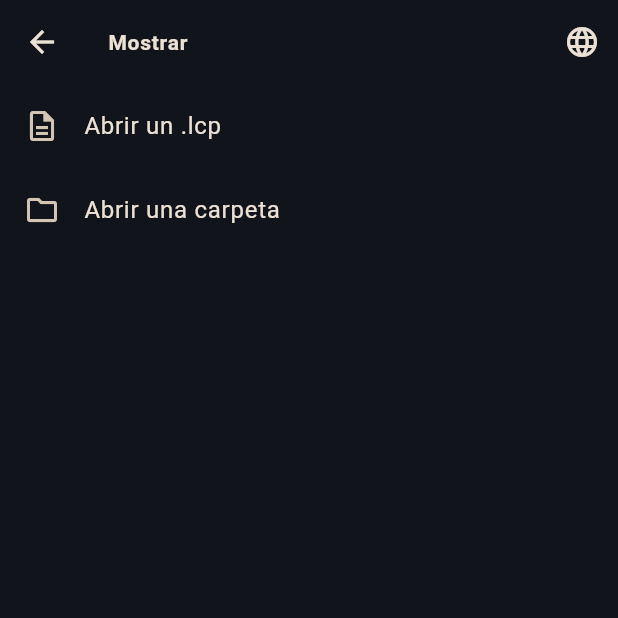
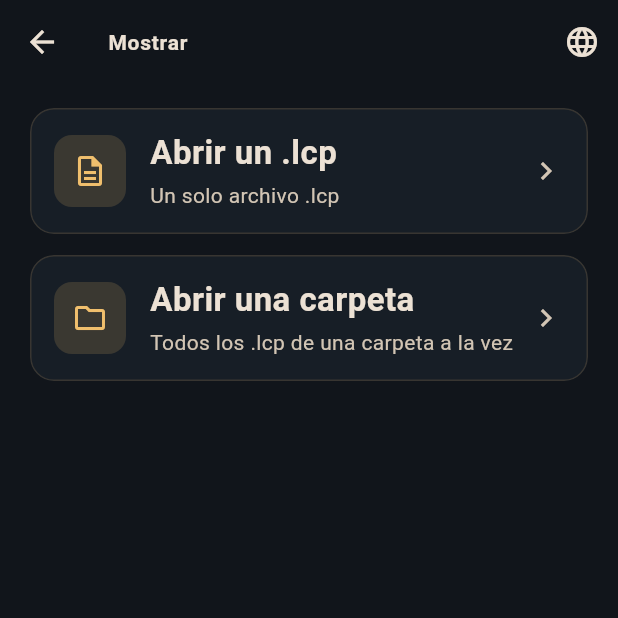
Before and after one commit to 1dardo1/lcp-builder, a Flutter app: the screen it shows after launch, after a tap on "Mostrar", on a phone screen of 412 x 824 dp, the top half of it. Run offline on Flutter 3.47's test engine with Material 3 defaults, Android fonts, the phone set to English and light mode, and no system bars; missing offline and left inert: file_selector.

Commit message:
Interfaz (2/n): propaga el tema a los menús Crear/Mostrar/Editar
- NavOptionCard (nuevo widget): la tarjeta de navegación (icono tintado +
  título + descripción opcional + chevron, pulsable entera) que ya usaba
  la home, extraída al aparecer el 2º/3er consumidor real (los menús).
  La home pasa a usarla en vez de su _PhaseCard privada.
- PageBody (nuevo widget): SafeArea + centrado + ancho máximo (560), el
  criterio de "no estirarse en ventanas anchas de escritorio" en un solo
  sitio; lo usan home y los tres menús.
- Mostrar/Editar: de ListTile pelados a NavOptionCard con una línea de
  descripción (nuevas claves abrirLcpDesc/abrirCarpetaDesc).
- Crear: tarjeta de resumen de sesión destacada (recuento + Finalizar),
  una etiqueta de sección en versalitas, y el catálogo de 20 tipos como
  filas divididas dentro de una tarjeta (antes ListTiles sueltos).

Etiquetas y comportamiento intactos: los tests de navegación y de la fila
de resumen siguen en verde. Suite completa (377) y analyze limpios.

Co-Authored-By: Claude Opus 4.8 <noreply@anthropic.com>
Claude-Session: https://claude.ai/code/session_01C55uhTfpbLZicjHgXoWhZC

```diff
--- a/app/lib/l10n/app_en.arb
+++ b/app/lib/l10n/app_en.arb
@@ -29,7 +29,10 @@
   "idioma": "Language",
   "mostrarMenuTitle": "Show",
   "abrirLcp": "Open a .lcp",
+  "abrirLcpDesc": "A single .lcp file",
   "abrirCarpeta": "Open a folder",
+  "abrirCarpetaDesc": "Every .lcp in a folder at once",
+  "crearMenuPrompt": "What do you want to create?",
   "carpetaSinLcp": "This folder has no .lcp files.",
   "campoFaltante": "Missing: {label}",
   "nElementos": "{count, plural, one{1 item} other{{count} items}}",
--- a/app/lib/l10n/app_es.arb
+++ b/app/lib/l10n/app_es.arb
@@ -49,7 +49,11 @@
   "idioma": "Idioma",
   "mostrarMenuTitle": "Mostrar",
   "abrirLcp": "Abrir un .lcp",
+  "abrirLcpDesc": "Un solo archivo .lcp",
   "abrirCarpeta": "Abrir una carpeta",
+  "abrirCarpetaDesc": "Todos los .lcp de una carpeta a la vez",
+  "crearMenuPrompt": "¿Qué quieres crear?",
+  "@crearMenuPrompt": {"description": "Encabezado sobre la lista de tipos de entidad en el menú Crear."},
   "carpetaSinLcp": "Esta carpeta no tiene ningún archivo .lcp.",
   "campoFaltante": "Falta: {label}",
   "@campoFaltante": {
--- a/app/lib/l10n/gen/app_localizations.dart
+++ b/app/lib/l10n/gen/app_localizations.dart
@@ -272,11 +272,29 @@ abstract class AppLocalizations {
   /// **'Abrir un .lcp'**
   String get abrirLcp;
 
+  /// No description provided for @abrirLcpDesc.
+  ///
+  /// In es, this message translates to:
+  /// **'Un solo archivo .lcp'**
+  String get abrirLcpDesc;
+
   /// No description provided for @abrirCarpeta.
   ///
   /// In es, this message translates to:
   /// **'Abrir una carpeta'**
   String get abrirCarpeta;
+
+  /// No description provided for @abrirCarpetaDesc.
+  ///
+  /// In es, this message translates to:
+  /// **'Todos los .lcp de una carpeta a la vez'**
+  String get abrirCarpetaDesc;
+
+  /// Encabezado sobre la lista de tipos de entidad en el menú Crear.
+  ///
+  /// In es, this message translates to:
+  /// **'¿Qué quieres crear?'**
+  String get crearMenuPrompt;
 
   /// No description provided for @carpetaSinLcp.
   ///
--- a/app/lib/l10n/gen/app_localizations_en.dart
+++ b/app/lib/l10n/gen/app_localizations_en.dart
@@ -115,7 +115,16 @@ class AppLocalizationsEn extends AppLocalizations {
   String get abrirLcp => 'Open a .lcp';
 
   @override
+  String get abrirLcpDesc => 'A single .lcp file';
+
+  @override
   String get abrirCarpeta => 'Open a folder';
+
+  @override
+  String get abrirCarpetaDesc => 'Every .lcp in a folder at once';
+
+  @override
+  String get crearMenuPrompt => 'What do you want to create?';
 
   @override
   String get carpetaSinLcp => 'This folder has no .lcp files.';
--- a/app/lib/l10n/gen/app_localizations_es.dart
+++ b/app/lib/l10n/gen/app_localizations_es.dart
@@ -116,7 +116,16 @@ class AppLocalizationsEs extends AppLocalizations {
   String get abrirLcp => 'Abrir un .lcp';
 
   @override
+  String get abrirLcpDesc => 'Un solo archivo .lcp';
+
+  @override
   String get abrirCarpeta => 'Abrir una carpeta';
+
+  @override
+  String get abrirCarpetaDesc => 'Todos los .lcp de una carpeta a la vez';
+
+  @override
+  String get crearMenuPrompt => '¿Qué quieres crear?';
 
   @override
   String get carpetaSinLcp => 'Esta carpeta no tiene ningún archivo .lcp.';
--- a/app/lib/presentation/screens/home/home_screen.dart
+++ b/app/lib/presentation/screens/home/home_screen.dart
@@ -5,6 +5,8 @@ import '../../i18n/locale_controller.dart';
 import '../../session/crear_session.dart';
 import '../../session/edit_session.dart';
 import '../../widgets/language_switcher.dart';
+import '../../widgets/nav_option_card.dart';
+import '../../widgets/page_body.dart';
 import '../crear/crear_menu_screen.dart';
 import '../editar/editar_menu_screen.dart';
 import '../mostrar/mostrar_menu_screen.dart';
@@ -35,19 +37,14 @@ class HomeScreen extends StatelessWidget {
     final t = AppLocalizations.of(context);
     final scheme = Theme.of(context).colorScheme;
     return Scaffold(
-      appBar: AppBar(
-        actions: [LanguageSwitcher(controller: localeController)],
-      ),
-      body: SafeArea(
-        child: Center(
-          child: ConstrainedBox(
-            constraints: const BoxConstraints(maxWidth: 560),
+      appBar: AppBar(actions: [LanguageSwitcher(controller: localeController)]),
+      body: PageBody(
         child: ListView(
           padding: const EdgeInsets.fromLTRB(20, 8, 20, 24),
           children: [
             _Header(title: t.appTitle, tagline: t.homeTagline),
             const SizedBox(height: 28),
-                _PhaseCard(
+            NavOptionCard(
               icon: Icons.add_box_outlined,
               accent: scheme.primary,
               title: t.homeCrear,
@@ -62,21 +59,20 @@ class HomeScreen extends StatelessWidget {
               ),
             ),
             const SizedBox(height: 14),
-                _PhaseCard(
+            NavOptionCard(
               icon: Icons.folder_open_outlined,
               accent: scheme.secondary,
               title: t.homeMostrar,
               description: t.homeMostrarDesc,
               onTap: () => Navigator.of(context).push(
                 MaterialPageRoute(
-                      builder: (_) => MostrarMenuScreen(
-                        localeController: localeController,
-                      ),
+                  builder: (_) =>
+                      MostrarMenuScreen(localeController: localeController),
                 ),
               ),
             ),
             const SizedBox(height: 14),
-                _PhaseCard(
+            NavOptionCard(
               icon: Icons.edit_note_outlined,
               accent: scheme.tertiary,
               title: t.homeEditar,
@@ -91,8 +87,6 @@ class HomeScreen extends StatelessWidget {
               ),
             ),
           ],
-            ),
-          ),
         ),
       ),
     );
@@ -119,9 +113,7 @@ class _Header extends StatelessWidget {
           decoration: BoxDecoration(
             color: scheme.primary.withValues(alpha: 0.16),
             borderRadius: BorderRadius.circular(14),
-            border: Border.all(
-              color: scheme.primary.withValues(alpha: 0.5),
-            ),
+            border: Border.all(color: scheme.primary.withValues(alpha: 0.5)),
           ),
           child: Icon(Icons.inventory_2_outlined, color: scheme.primary),
         ),
@@ -145,66 +137,3 @@ class _Header extends StatelessWidget {
     );
   }
 }
-
-/// Tarjeta de una fase: icono en un cuadro tintado, título, descripción y un
-/// chevron. Toda la tarjeta es pulsable.
-class _PhaseCard extends StatelessWidget {
-  final IconData icon;
-  final Color accent;
-  final String title;
-  final String description;
-  final VoidCallback onTap;
-
-  const _PhaseCard({
-    required this.icon,
-    required this.accent,
-    required this.title,
-    required this.description,
-    required this.onTap,
-  });
-
-  @override
-  Widget build(BuildContext context) {
-    final theme = Theme.of(context);
-    final scheme = theme.colorScheme;
-    return Card(
-      child: InkWell(
-        onTap: onTap,
-        child: Padding(
-          padding: const EdgeInsets.all(16),
-          child: Row(
-            children: [
-              Container(
-                width: 48,
-                height: 48,
-                decoration: BoxDecoration(
-                  color: accent.withValues(alpha: 0.16),
-                  borderRadius: BorderRadius.circular(12),
-                ),
-                child: Icon(icon, color: accent),
-              ),
-              const SizedBox(width: 16),
-              Expanded(
-                child: Column(
-                  crossAxisAlignment: CrossAxisAlignment.start,
-                  children: [
-                    Text(title, style: theme.textTheme.titleLarge),
-                    const SizedBox(height: 4),
-                    Text(
-                      description,
-                      style: theme.textTheme.bodyMedium?.copyWith(
-                        color: scheme.onSurfaceVariant,
-                      ),
-                    ),
-                  ],
-                ),
-              ),
-              const SizedBox(width: 8),
-              Icon(Icons.chevron_right, color: scheme.onSurfaceVariant),
-            ],
-          ),
-        ),
-      ),
-    );
-  }
-}
--- a/app/lib/presentation/screens/mostrar/mostrar_menu_screen.dart
+++ b/app/lib/presentation/screens/mostrar/mostrar_menu_screen.dart
@@ -4,6 +4,8 @@ import 'package:flutter/material.dart';
 import '../../../l10n/gen/app_localizations.dart';
 import '../../i18n/locale_controller.dart';
 import '../../widgets/language_switcher.dart';
+import '../../widgets/nav_option_card.dart';
+import '../../widgets/page_body.dart';
 import 'lcp_entity_types_screen.dart';
 import 'lcp_folder_screen.dart';
 
@@ -55,20 +57,26 @@ class MostrarMenuScreen extends StatelessWidget {
         title: Text(t.mostrarMenuTitle),
         actions: [LanguageSwitcher(controller: localeController)],
       ),
-      body: ListView(
+      body: PageBody(
+        child: ListView(
+          padding: const EdgeInsets.fromLTRB(20, 16, 20, 24),
           children: [
-          ListTile(
-            leading: const Icon(Icons.description_outlined),
-            title: Text(t.abrirLcp),
+            NavOptionCard(
+              icon: Icons.description_outlined,
+              title: t.abrirLcp,
+              description: t.abrirLcpDesc,
               onTap: () => _abrirLcp(context),
             ),
-          ListTile(
-            leading: const Icon(Icons.folder_outlined),
-            title: Text(t.abrirCarpeta),
+            const SizedBox(height: 14),
+            NavOptionCard(
+              icon: Icons.folder_outlined,
+              title: t.abrirCarpeta,
+              description: t.abrirCarpetaDesc,
               onTap: () => _abrirCarpeta(context),
             ),
           ],
         ),
+      ),
     );
   }
 }
--- /dev/null
+++ b/app/lib/presentation/widgets/nav_option_card.dart
@@ -0,0 +1,79 @@
+import 'package:flutter/material.dart';
+
+/// Tarjeta de navegación reutilizable: icono en un cuadro tintado, título,
+/// una línea opcional de descripción y un chevron; toda la tarjeta es
+/// pulsable. Es la unidad visual de las pantallas de "elegir una opción" —
+/// la home (Crear/Mostrar/Editar) y los menús de Mostrar/Editar (abrir un
+/// `.lcp` / abrir una carpeta).
+///
+/// Se extrajo aquí al aparecer el segundo y tercer consumidor reales (los
+/// menús), no por especulación — mismo criterio de "extraer con un consumidor
+/// que lo confirma" ya aplicado al paquete de campos comunes del dominio.
+class NavOptionCard extends StatelessWidget {
+  final IconData icon;
+
+  /// Color del icono y su fondo tintado. Si es `null`, usa el primario del
+  /// tema — así los menús pueden dejar todas las opciones en el mismo acento
+  /// y la home variar (primario/secundario/terciario) por fase.
+  final Color? accent;
+  final String title;
+  final String? description;
+  final VoidCallback onTap;
+
+  const NavOptionCard({
+    super.key,
+    required this.icon,
+    required this.title,
+    required this.onTap,
+    this.accent,
+    this.description,
+  });
+
+  @override
+  Widget build(BuildContext context) {
+    final theme = Theme.of(context);
+    final scheme = theme.colorScheme;
+    final color = accent ?? scheme.primary;
+    return Card(
+      child: InkWell(
+        onTap: onTap,
+        child: Padding(
+          padding: const EdgeInsets.all(16),
+          child: Row(
+            children: [
+              Container(
+                width: 48,
+                height: 48,
+                decoration: BoxDecoration(
+                  color: color.withValues(alpha: 0.16),
+                  borderRadius: BorderRadius.circular(12),
+                ),
+                child: Icon(icon, color: color),
+              ),
+              const SizedBox(width: 16),
+              Expanded(
+                child: Column(
+                  crossAxisAlignment: CrossAxisAlignment.start,
+                  children: [
+                    Text(title, style: theme.textTheme.titleLarge),
+                    if (description != null) ...[
+                      const SizedBox(height: 4),
+                      Text(
+                        description!,
+                        style: theme.textTheme.bodyMedium?.copyWith(
+                          color: scheme.onSurfaceVariant,
+                        ),
+                      ),
+                    ],
+                  ],
+                ),
+              ),
+              const SizedBox(width: 8),
+              Icon(Icons.chevron_right, color: scheme.onSurfaceVariant),
+            ],
+          ),
+        ),
+      ),
+    );
+  }
+}
--- /dev/null
+++ b/app/lib/presentation/widgets/page_body.dart
@@ -0,0 +1,25 @@
+import 'package:flutter/material.dart';
+
+/// Envoltorio de cuerpo de pantalla: `SafeArea` + centrado + ancho máximo.
+/// En móvil el contenido ocupa todo; en las ventanas anchas de escritorio
+/// (Windows/macOS/Linux) se acota y se centra en vez de estirarse de lado a
+/// lado. Un único sitio para ese criterio, en vez de repetir el
+/// `Center`/`ConstrainedBox` en cada pantalla.
+class PageBody extends StatelessWidget {
+  final Widget child;
+  final double maxWidth;
+
+  const PageBody({super.key, required this.child, this.maxWidth = 560});
+
+  @override
+  Widget build(BuildContext context) {
+    return SafeArea(
+      child: Center(
+        child: ConstrainedBox(
+          constraints: BoxConstraints(maxWidth: maxWidth),
+          child: child,
+        ),
+      ),
+    );
+  }
+}
```
Also changed, not shown: app/lib/presentation/screens/crear/crear_menu_screen.dart (+93 -23 lines), app/lib/presentation/screens/editar/editar_menu_screen.dart (+15 -7 lines). Lines whose indentation alone changed are shown as unchanged.
